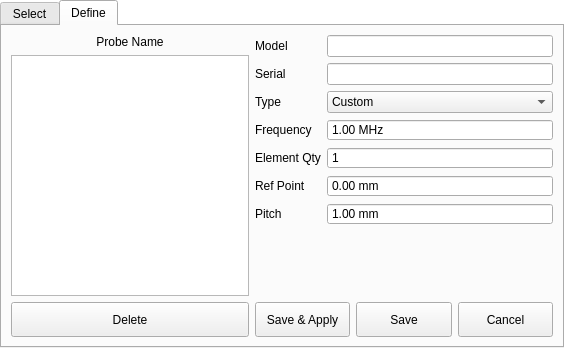
15903016222/Voice, file ui/menu/probe_part/probe_dialog.ui: the form before one commit.
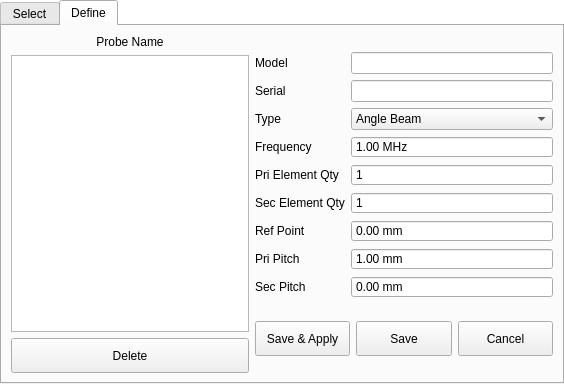
The form after the commit. The open tabs and pages were chosen to show the change.

Commit message: 修改: Probe使用QSetting格式解析

```diff
--- a/ui/menu/probe_part/probe_dialog.ui
+++ b/ui/menu/probe_part/probe_dialog.ui
@@ -7,7 +7,7 @@
     <x>0</x>
     <y>0</y>
     <width>564</width>
-    <height>348</height>
+    <height>384</height>
    </rect>
   </property>
   <property name="windowTitle">
@@ -37,7 +37,7 @@
    <item>
     <widget class="QTabWidget" name="tabWidget">
      <property name="currentIndex">
-      <number>0</number>
+      <number>1</number>
      </property>
      <widget class="QWidget" name="selectTab">
       <attribute name="title">
@@ -230,7 +230,7 @@
         </layout>
        </item>
        <item>
-        <layout class="QVBoxLayout" name="verticalLayout_6" stretch="1,0,0">
+        <layout class="QVBoxLayout" name="verticalLayout_6" stretch="1,0">
          <item>
           <layout class="QHBoxLayout" name="horizontalLayout_3">
            <item>
@@ -264,9 +264,16 @@
               </widget>
              </item>
              <item>
-              <widget class="QLabel" name="elemQtyLabel">
+              <widget class="QLabel" name="priElemQtyLabel">
                <property name="text">
-                <string>Element Qty</string>
+                <string>Pri Element Qty</string>
+               </property>
+              </widget>
+             </item>
+             <item>
+              <widget class="QLabel" name="secElemQtyLabel">
+               <property name="text">
+                <string>Sec Element Qty</string>
                </property>
               </widget>
              </item>
@@ -278,9 +285,16 @@
               </widget>
              </item>
              <item>
-              <widget class="QLabel" name="pitchLabel">
+              <widget class="QLabel" name="priPitchLabel">
                <property name="text">
-                <string>Pitch</string>
+                <string>Pri Pitch</string>
+               </property>
+              </widget>
+             </item>
+             <item>
+              <widget class="QLabel" name="secPitchLabel">
+               <property name="text">
+                <string>Sec Pitch</string>
                </property>
               </widget>
              </item>
@@ -304,26 +318,29 @@
              </item>
              <item>
               <widget class="QComboBox" name="typeComboBox">
-               <item>
-                <property name="text">
-                 <string>Custom</string>
-                </property>
-               </item>
-               <item>
-                <property name="text">
-                 <string>Angle Beam</string>
-                </property>
-               </item>
+               <property name="currentIndex">
+                <number>3</number>
+               </property>
                <item>
                 <property name="text">
                  <string>Contact</string>
                 </property>
                </item>
+               <item>
+                <property name="text">
+                 <string>Delay</string>
+                </property>
+               </item>
                <item>
                 <property name="text">
                  <string>Immersion</string>
                 </property>
                </item>
+               <item>
+                <property name="text">
+                 <string>Angle Beam</string>
+                </property>
+               </item>
               </widget>
              </item>
              <item>
@@ -349,7 +366,17 @@
               </widget>
              </item>
              <item>
-              <widget class="QSpinBox" name="elemQtySpinBox">
+              <widget class="QSpinBox" name="priElemQtySpinBox">
+               <property name="buttonSymbols">
+                <enum>QAbstractSpinBox::NoButtons</enum>
+               </property>
+               <property name="minimum">
+                <number>1</number>
+               </property>
+              </widget>
+             </item>
+             <item>
+              <widget class="QSpinBox" name="secElemQtySpinBox">
                <property name="alignment">
                 <set>Qt::AlignLeading|Qt::AlignLeft|Qt::AlignVCenter</set>
                </property>
@@ -381,7 +408,7 @@
               </widget>
              </item>
              <item>
-              <widget class="QDoubleSpinBox" name="pitchDoubleSpinBox">
+              <widget class="QDoubleSpinBox" name="priPitchDoubleSpinBox">
                <property name="buttonSymbols">
                 <enum>QAbstractSpinBox::NoButtons</enum>
                </property>
@@ -393,23 +420,20 @@
                </property>
               </widget>
              </item>
+             <item>
+              <widget class="QDoubleSpinBox" name="secPitchDoubleSpinBox">
+               <property name="buttonSymbols">
+                <enum>QAbstractSpinBox::NoButtons</enum>
+               </property>
+               <property name="suffix">
+                <string> mm</string>
+               </property>
+              </widget>
+             </item>
             </layout>
            </item>
           </layout>
          </item>
-         <item>
-          <spacer name="verticalSpacer">
-           <property name="orientation">
-            <enum>Qt::Vertical</enum>
-           </property>
-           <property name="sizeHint" stdset="0">
-            <size>
-             <width>20</width>
-             <height>40</height>
-            </size>
-           </property>
-          </spacer>
-         </item>
          <item>
           <layout class="QHBoxLayout" name="horizontalLayout_4">
            <item>
```
The commit also changes 12 other files.
